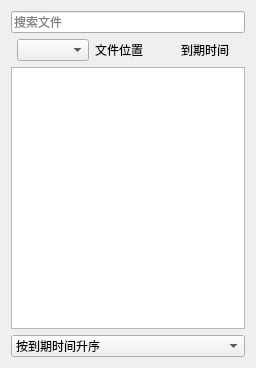
Before: the Qt Designer form TagSchedule/ui/ScheduleWid.ui in 3548848289/SmartDesk, drawn with Qt 5.
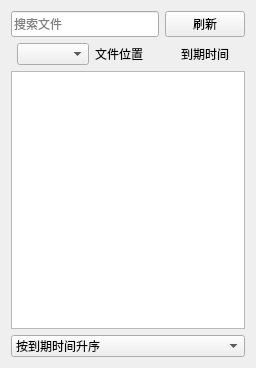
After: the same form once the commit is applied.

What changed in the file:
```diff
--- a/TagSchedule/ui/ScheduleWid.ui
+++ b/TagSchedule/ui/ScheduleWid.ui
@@ -15,7 +15,9 @@
   </property>
   <layout class="QGridLayout" name="gridLayout">
    <item row="0" column="0">
-    <layout class="QVBoxLayout" name="verticalLayout" stretch="1,1,14,0">
+    <layout class="QVBoxLayout" name="verticalLayout" stretch="1,1,14,1">
+     <item>
+      <layout class="QHBoxLayout" name="horizontalLayout_2" stretch="2,1">
      <item>
       <widget class="QLineEdit" name="searchLineEdit">
        <property name="sizePolicy">
@@ -33,6 +35,21 @@
       </widget>
      </item>
      <item>
+        <widget class="QPushButton" name="refreshBtn">
+         <property name="sizePolicy">
+          <sizepolicy hsizetype="Minimum" vsizetype="Preferred">
+           <horstretch>0</horstretch>
+           <verstretch>0</verstretch>
+          </sizepolicy>
+         </property>
+         <property name="text">
+          <string>刷新</string>
+         </property>
+        </widget>
+       </item>
+      </layout>
+     </item>
+     <item>
       <layout class="QHBoxLayout" name="horizontalLayout" stretch="1,8,4,1">
        <property name="spacing">
         <number>6</number>
```
Left out of the diff: 1 changed line with no effect on the pictures. Lines whose indentation alone changed are shown as unchanged.
